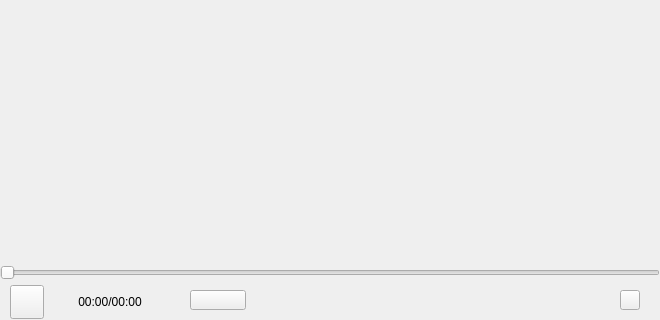
Before: the Qt Designer form TTKCore/musicUiKits/musicToolsetsKits/musicsoundkmicrowidget.ui in Greedysky/TTKMusicPlayer, drawn with Qt 5; both pictures show x 0 to 660 and y 180 to 500 of the 660 by 500 pixel window.
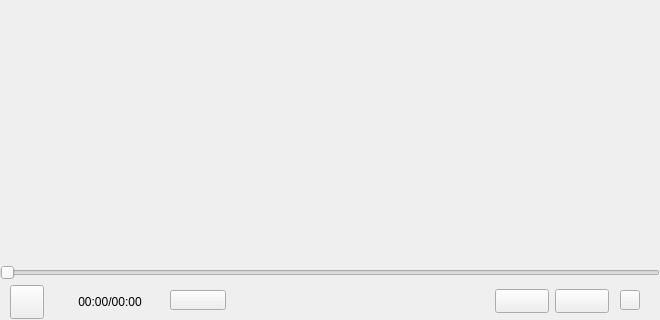
After: the same form once the commit is applied. Custom widgets are drawn as their Qt base class.

Diff of the .ui file:
```diff
--- a/TTKCore/musicUiKits/musicToolsetsKits/musicsoundkmicrowidget.ui
+++ b/TTKCore/musicUiKits/musicToolsetsKits/musicsoundkmicrowidget.ui
@@ -122,7 +122,7 @@
    <widget class="QPushButton" name="stateButton">
     <property name="geometry">
      <rect>
-      <x>190</x>
+      <x>170</x>
       <y>30</y>
       <width>56</width>
       <height>20</height>
@@ -145,6 +145,32 @@
      <string/>
     </property>
    </widget>
+   <widget class="QToolButton" name="recordButton">
+    <property name="geometry">
+     <rect>
+      <x>495</x>
+      <y>29</y>
+      <width>54</width>
+      <height>24</height>
+     </rect>
+    </property>
+    <property name="text">
+     <string/>
+    </property>
+   </widget>
+   <widget class="MusicSoundKMicroSettingPopWidget" name="transferButton">
+    <property name="geometry">
+     <rect>
+      <x>555</x>
+      <y>29</y>
+      <width>54</width>
+      <height>24</height>
+     </rect>
+    </property>
+    <property name="text">
+     <string/>
+    </property>
+   </widget>
   </widget>
   <widget class="QStackedWidget" name="stackedWidget">
    <property name="geometry">
@@ -194,6 +220,11 @@
    <extends>QLabel</extends>
    <header location="global">musicgiflabelwidget.h</header>
   </customwidget>
+  <customwidget>
+   <class>MusicSoundKMicroSettingPopWidget</class>
+   <extends>QToolButton</extends>
+   <header>musicsoundkmicrosettingpopwidget.h</header>
+  </customwidget>
  </customwidgets>
  <resources/>
  <connections/>
```
